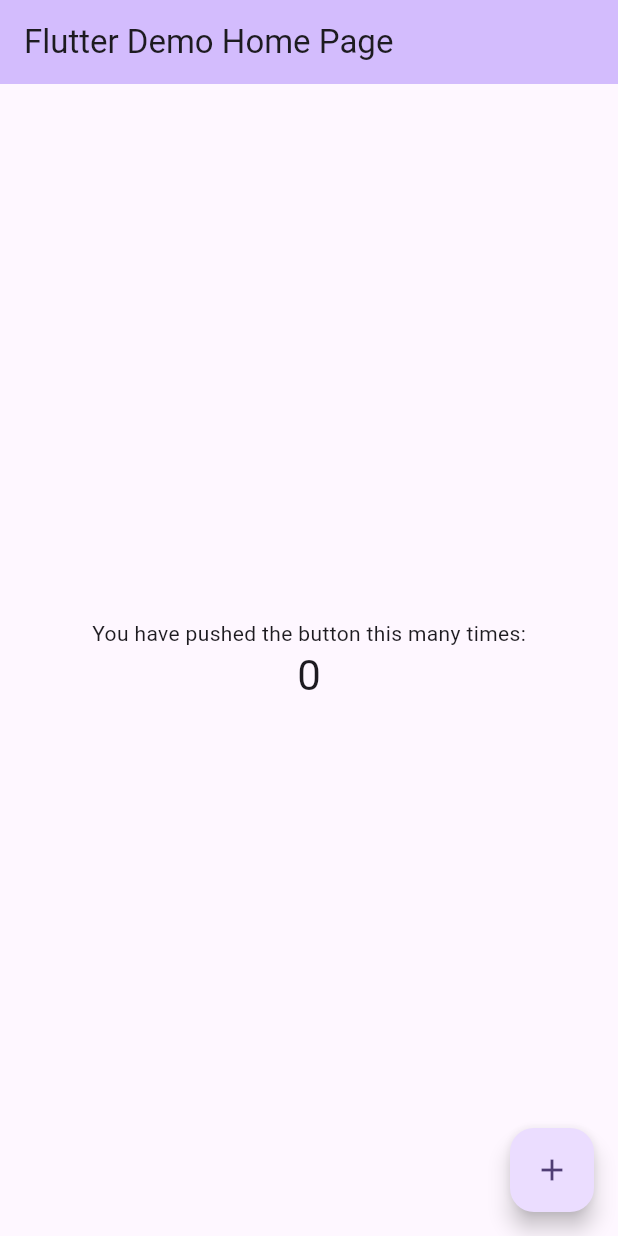
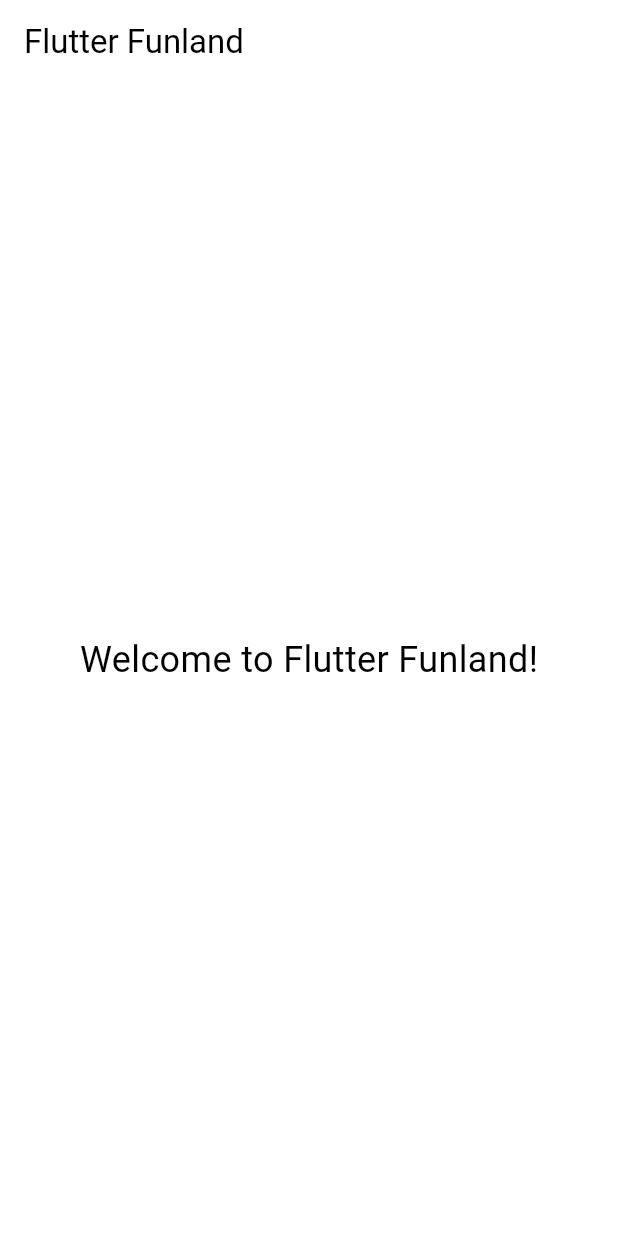
Before and after one commit to Mauryn24/flutter_game, a Flutter app: the screen it shows after launch, on a phone screen of 412 x 824 dp. Run offline on Flutter 3.47's test engine with Material 3 defaults, Android fonts, the phone set to English and light mode, and no system bars.

Commit message:
flutter funland

```diff
--- /dev/null
+++ b/flutter_funland/lib/funland_game.dart
@@ -0,0 +1,23 @@
+import 'package:flutter/material.dart';
+
+class FunlandGame extends StatefulWidget {
+  @override
+  _FunlandGameState createState() => _FunlandGameState();
+}
+
+class _FunlandGameState extends State<FunlandGame> {
+  @override
+  Widget build(BuildContext context) {
+    return Scaffold(
+      appBar: AppBar(
+        title: Text('Flutter Funland'),
+      ),
+      body: Center(
+        child: Text(
+          'Welcome to Flutter Funland!',
+          style: TextStyle(fontSize: 24.0),
+        ),
+      ),
+    );
+  }
+}
--- a/flutter_funland/lib/main.dart
+++ b/flutter_funland/lib/main.dart
@@ -1,125 +1,29 @@
 import 'package:flutter/material.dart';
+import 'funland_game.dart';
+import 'widget_workshop.dart';
+import 'animation_alley.dart';
 
-void main() {
-  runApp(const MyApp());
-}
-
-class MyApp extends StatelessWidget {
-  const MyApp({super.key});
-
-  // This widget is the root of your application.
+class FunlandApp extends StatelessWidget {
   @override
   Widget build(BuildContext context) {
     return MaterialApp(
-      title: 'Flutter Demo',
+      title: 'Flutter Funland',
       theme: ThemeData(
-        // This is the theme of your application.
-        //
-        // TRY THIS: Try running your application with "flutter run". You'll see
-        // the application has a purple toolbar. Then, without quitting the app,
-        // try changing the seedColor in the colorScheme below to Colors.green
-        // and then invoke "hot reload" (save your changes or press the "hot
-        // reload" button in a Flutter-supported IDE, or press "r" if you used
-        // the command line to start the app).
-        //
-        // Notice that the counter didn't reset back to zero; the application
-        // state is not lost during the reload. To reset the state, use hot
-        // restart instead.
-        //
-        // This works for code too, not just values: Most code changes can be
-        // tested with just a hot reload.
-        colorScheme: ColorScheme.fromSeed(seedColor: Colors.deepPurple),
-        useMaterial3: true,
-      ),
-      home: const MyHomePage(title: 'Flutter Demo Home Page'),
+        primaryColor: Colors.blue,
+        colorScheme: ColorScheme.fromSwatch().copyWith(secondary: Colors.green), // Set accent color to green
+        ),
+      initialRoute: '/',
+      routes: {
+        '/': (context) => FunlandGame(),
+        '/widget_workshop': (context) => WidgetWorkshop(),
+        '/animation_alley': (context) => AnimationAlley(),
+      },
     );
   }
 }
 
-class MyHomePage extends StatefulWidget {
-  const MyHomePage({super.key, required this.title});
 
-  // This widget is the home page of your application. It is stateful, meaning
-  // that it has a State object (defined below) that contains fields that affect
-  // how it looks.
 
-  // This class is the configuration for the state. It holds the values (in this
-  // case the title) provided by the parent (in this case the App widget) and
-  // used by the build method of the State. Fields in a Widget subclass are
-  // always marked "final".
-
-  final String title;
-
-  @override
-  State<MyHomePage> createState() => _MyHomePageState();
+void main() {
+  runApp(FunlandApp());
 }
-
-class _MyHomePageState extends State<MyHomePage> {
-  int _counter = 0;
-
-  void _incrementCounter() {
-    setState(() {
-      // This call to setState tells the Flutter framework that something has
-      // changed in this State, which causes it to rerun the build method below
-      // so that the display can reflect the updated values. If we changed
-      // _counter without calling setState(), then the build method would not be
-      // called again, and so nothing would appear to happen.
-      _counter++;
-    });
-  }
-
-  @override
-  Widget build(BuildContext context) {
-    // This method is rerun every time setState is called, for instance as done
-    // by the _incrementCounter method above.
-    //
-    // The Flutter framework has been optimized to make rerunning build methods
-    // fast, so that you can just rebuild anything that needs updating rather
-    // than having to individually change instances of widgets.
-    return Scaffold(
-      appBar: AppBar(
-        // TRY THIS: Try changing the color here to a specific color (to
-        // Colors.amber, perhaps?) and trigger a hot reload to see the AppBar
-        // change color while the other colors stay the same.
-        backgroundColor: Theme.of(context).colorScheme.inversePrimary,
-        // Here we take the value from the MyHomePage object that was created by
-        // the App.build method, and use it to set our appbar title.
-        title: Text(widget.title),
-      ),
-      body: Center(
-        // Center is a layout widget. It takes a single child and positions it
-        // in the middle of the parent.
-        child: Column(
-          // Column is also a layout widget. It takes a list of children and
-          // arranges them vertically. By default, it sizes itself to fit its
-          // children horizontally, and tries to be as tall as its parent.
-          //
-          // Column has various properties to control how it sizes itself and
-          // how it positions its children. Here we use mainAxisAlignment to
-          // center the children vertically; the main axis here is the vertical
-          // axis because Columns are vertical (the cross axis would be
-          // horizontal).
-          //
-          // TRY THIS: Invoke "debug painting" (choose the "Toggle Debug Paint"
-          // action in the IDE, or press "p" in the console), to see the
-          // wireframe for each widget.
-          mainAxisAlignment: MainAxisAlignment.center,
-          children: <Widget>[
-            const Text(
-              'You have pushed the button this many times:',
-            ),
-            Text(
-              '$_counter',
-              style: Theme.of(context).textTheme.headlineMedium,
-            ),
-          ],
-        ),
-      ),
-      floatingActionButton: FloatingActionButton(
-        onPressed: _incrementCounter,
-        tooltip: 'Increment',
-        child: const Icon(Icons.add),
-      ), // This trailing comma makes auto-formatting nicer for build methods.
-    );
-  }
-}
--- a/flutter_funland/pubspec.yaml
+++ b/flutter_funland/pubspec.yaml
@@ -30,6 +30,8 @@ environment:
 dependencies:
   flutter:
     sdk: flutter
+  fluro: ^2.0.5
+
 
 
   # The following adds the Cupertino Icons font to your application.
```
Also changed, not shown: flutter_funland/lib/animation_alley.dart (added, +31 -0 lines), flutter_funland/lib/avatar_customization_screen.dart (added, +18 -0 lines), flutter_funland/lib/share_achievements_screen.dart (added, +18 -0 lines), flutter_funland/lib/widget_workshop.dart (added, +18 -0 lines), flutter_funland/pubspec.lock, 1 other file.
